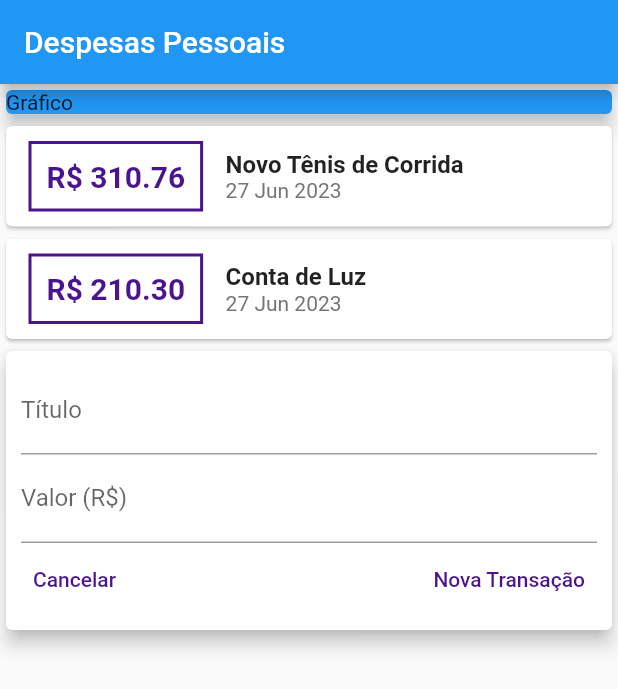
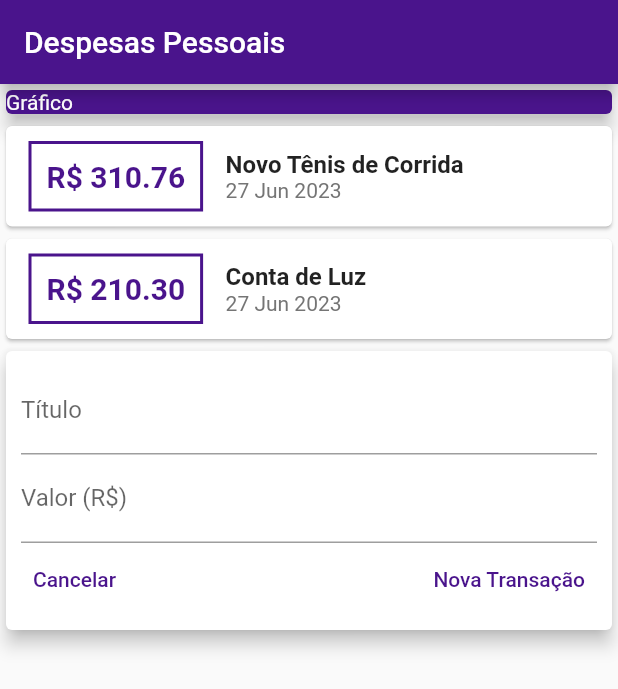
Before and after one commit to jhonatancassante/despesas_pessoais_flutter, a Flutter app: the screen it shows after launch, on a phone screen of 412 x 824 dp. Shown: the top 689 px of the screen. Run offline on Flutter 3.47's test engine with Material 2 defaults, Android fonts, the phone set to English and light mode, and no system bars.

```diff
--- a/lib/components/formulario_transacao.dart
+++ b/lib/components/formulario_transacao.dart
@@ -6,7 +6,9 @@ class FormularioTransacao extends StatelessWidget {
   final tituloController = TextEditingController();
   final valorController = TextEditingController();
 
-  FormularioTransacao({super.key});
+  final void Function(String, double) aoEnviar;
+
+  FormularioTransacao(this.aoEnviar, {super.key});
 
   @override
   Widget build(BuildContext context) {
@@ -42,7 +44,9 @@ class FormularioTransacao extends StatelessWidget {
                 ),
                 TextButton(
                   onPressed: () {
-                    print(valorController.text);
+                    final titulo = tituloController.text;
+                    final valor = double.tryParse(valorController.text) ?? 0.0;
+                    aoEnviar(titulo, valor);
                   },
                   style: ButtonStyle(
                     foregroundColor: MaterialStatePropertyAll(corPrimaria),
--- a/lib/main.dart
+++ b/lib/main.dart
@@ -1,4 +1,5 @@
 import 'package:despesas_pessoal/components/usuario_transacao.dart';
+import 'package:despesas_pessoal/styles/cores.dart';
 import 'package:flutter/material.dart';
 
 main() => runApp(const DespesasPessoais());
@@ -22,18 +23,24 @@ class HomePage extends StatelessWidget {
     return Scaffold(
       appBar: AppBar(
         title: const Text('Despesas Pessoais'),
+        backgroundColor: corPrimaria,
       ),
-      body: const Column(
+      body: Column(
         crossAxisAlignment: CrossAxisAlignment.stretch,
         children: <Widget>[
           SizedBox(
             child: Card(
-              color: Colors.blue,
+              color: corPrimaria,
               elevation: 5,
-              child: Text('Gráfico'),
+              child: Text(
+                'Gráfico',
+                style: TextStyle(
+                  color: corTextoPrimaria,
+                ),
+              ),
             ),
           ),
-          UsuarioTransacao(),
+          const UsuarioTransacao(),
         ],
       ),
     );
--- a/lib/styles/cores.dart
+++ b/lib/styles/cores.dart
@@ -2,3 +2,4 @@ import 'package:flutter/material.dart';
 
 var corPrimaria = Colors.purple[900];
 var cinza600 = Colors.grey[600];
+var corTextoPrimaria = Colors.white;
```
Also changed, not shown: lib/components/usuario_transacao.dart (+16 -1 lines).
